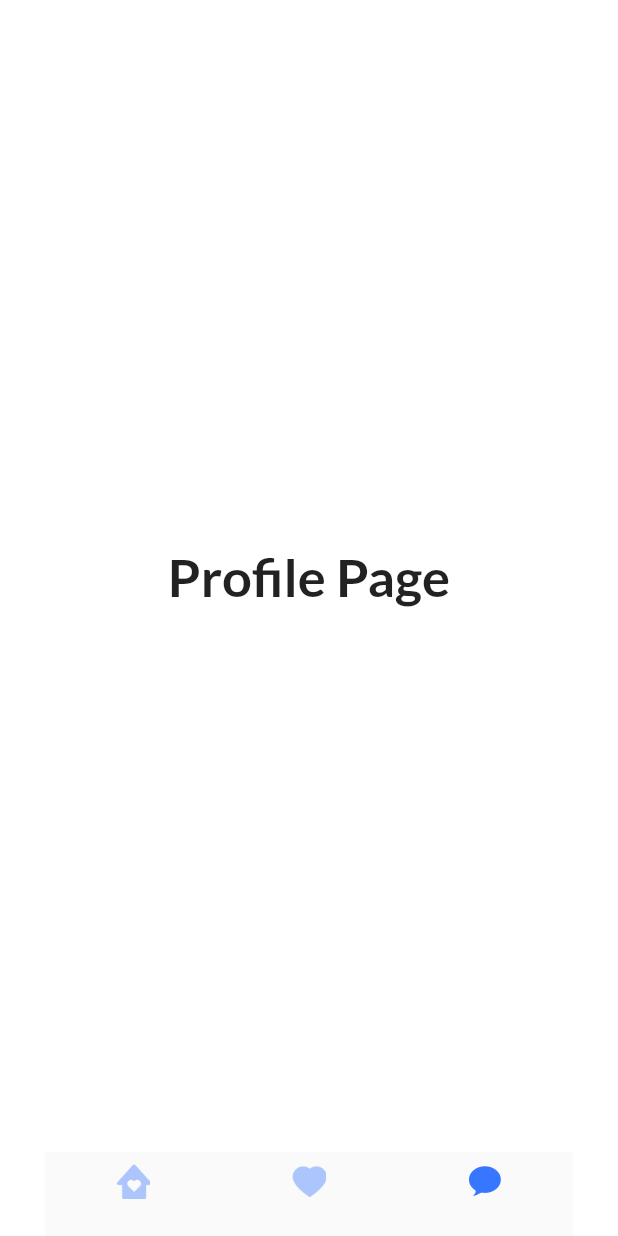
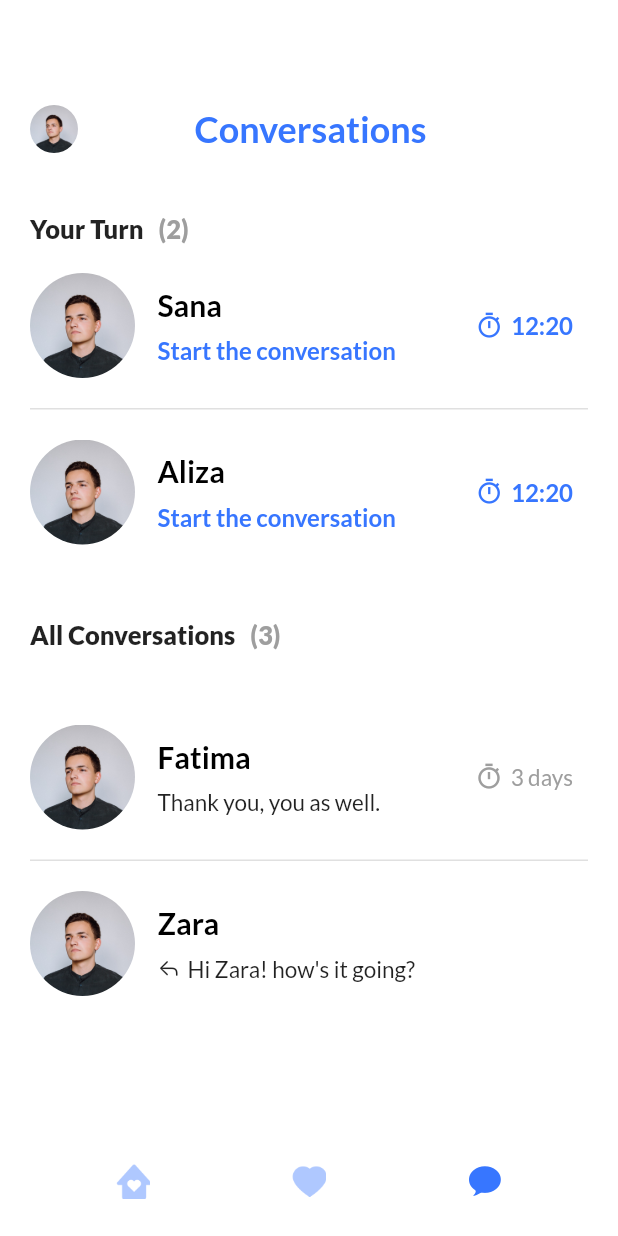
Before and after one commit to numanjaved14/mashallete-dating-app, a Flutter app: the BottomNavigationBarScreen screen opened by its route, item 3 of the bottom bar chosen, on a phone screen of 412 x 824 dp. Run offline on Flutter 3.47's test engine with Material 2 defaults, Android fonts, the phone set to English and light mode, and no system bars; our stand-ins replace blurrycontainer, dotted_border, google_fonts, percent_indicator, pinput; missing offline and left inert: cupertino_range_slider_improved.

Commit message:
chat main screen completed.

```diff
--- a/lib/HomeScreens/bottom_navigation_bar_screen.dart
+++ b/lib/HomeScreens/bottom_navigation_bar_screen.dart
@@ -1,4 +1,5 @@
 import 'package:dating_app/Constants/app_constants.dart';
+import 'package:dating_app/HomeScreens/chat_screen.dart';
 import 'package:flutter/cupertino.dart';
 import 'package:flutter/material.dart';
 
@@ -18,8 +19,7 @@ class _BottomNavigationBarScreenState extends State<BottomNavigationBarScreen> {
     const HomeScreen(),
     const Text('Profile Page',
         style: TextStyle(fontSize: 35, fontWeight: FontWeight.bold)),
-    const Text('Profile Page',
-        style: TextStyle(fontSize: 35, fontWeight: FontWeight.bold)),
+    const ChatScreen(),
   ];
 
   void _onItemTapped(int index) {
@@ -82,6 +82,7 @@ class _BottomNavigationBarScreenState extends State<BottomNavigationBarScreen> {
           ],
           currentIndex: _selectedIndex,
           type: BottomNavigationBarType.fixed,
+          backgroundColor: Colors.white,
           onTap: _onItemTapped,
           elevation: 0,
         ),
--- /dev/null
+++ b/lib/HomeScreens/chat_screen.dart
@@ -0,0 +1,164 @@
+import 'package:dating_app/Constants/app_constants.dart';
+import 'package:dating_app/Utilities/app_utils.dart';
+import 'package:flutter/material.dart';
+
+class ChatScreen extends StatefulWidget {
+  const ChatScreen({Key? key}) : super(key: key);
+
+  @override
+  State<ChatScreen> createState() => _ChatScreenState();
+}
+
+class _ChatScreenState extends State<ChatScreen> {
+  var utils = AppUtils();
+  @override
+  Widget build(BuildContext context) {
+    return Scaffold(
+      backgroundColor: Colors.white,
+      body: SingleChildScrollView(
+        child: Padding(
+          padding: const EdgeInsets.symmetric(horizontal: 20),
+          child: Column(
+            mainAxisAlignment: MainAxisAlignment.start,
+            crossAxisAlignment: CrossAxisAlignment.center,
+            children: [
+              const SizedBox(
+                height: 70,
+              ),
+              Row(
+                mainAxisAlignment: MainAxisAlignment.spaceBetween,
+                children: [
+                  GestureDetector(
+                    onTap: () {
+                      Navigator.pushNamed(context, profileScreenRoute);
+                    },
+                    child: Container(
+                      decoration: const BoxDecoration(
+                          image: DecorationImage(
+                              image: AssetImage(
+                                "assets/boy.png",
+                              ),
+                              fit: BoxFit.cover),
+                          shape: BoxShape.circle),
+                      height: 32,
+                      width: 32,
+                    ),
+                  ),
+                  Row(
+                    mainAxisAlignment: MainAxisAlignment.center,
+                    children: const [
+                      Text(
+                        "Conversations",
+                        style: TextStyle(
+                          fontSize: 24,
+                          fontWeight: FontWeight.w700,
+                          color: blueColor,
+                        ),
+                      ),
+                    ],
+                  ),
+                  Container(
+                    width: 30,
+                  )
+                ],
+              ),
+              const SizedBox(
+                height: 40,
+              ),
+              Align(
+                alignment: Alignment.centerLeft,
+                child: Row(
+                  children: const [
+                    Text(
+                      "Your Turn",
+                      style: TextStyle(
+                        fontSize: 17,
+                        fontWeight: FontWeight.w900,
+                      ),
+                    ),
+                    SizedBox(
+                      width: 10,
+                    ),
+                    Text(
+                      "(2)",
+                      style: TextStyle(
+                          fontSize: 17,
+                          fontWeight: FontWeight.w900,
+                          color: Colors.grey),
+                    ),
+                  ],
+                ),
+              ),
+              const SizedBox(
+                height: 20,
+              ),
+              utils.newChatWidget(
+                  image: "assets/boy.png",
+                  lastMessage: "Start the conversation",
+                  senderName: "Sana",
+                  time: "12:20"),
+              utils.line(width: double.infinity),
+              const SizedBox(
+                height: 20,
+              ),
+              utils.newChatWidget(
+                  image: "assets/boy.png",
+                  lastMessage: "Start the conversation",
+                  senderName: "Aliza",
+                  time: "12:20"),
+              const SizedBox(
+                height: 30,
+              ),
+              Align(
+                alignment: Alignment.centerLeft,
+                child: Row(
+                  children: const [
+                    Text(
+                      "All Conversations",
+                      style: TextStyle(
+                        fontSize: 17,
+                        fontWeight: FontWeight.w900,
+                      ),
+                    ),
+                    SizedBox(
+                      width: 10,
+                    ),
+                    Text(
+                      "(3)",
+                      style: TextStyle(
+                          fontSize: 17,
+                          fontWeight: FontWeight.w900,
+                          color: Colors.grey),
+                    ),
+                  ],
+                ),
+              ),
+              const SizedBox(
+                height: 50,
+              ),
+              utils.oldChatWidget(
+                  image: "assets/boy.png",
+                  lastMessage: "Thank you, you as well.",
+                  senderName: "Fatima",
+                  sent: false,
+                  time: "3 days"),
+              utils.line(width: double.infinity),
+              const SizedBox(
+                height: 20,
+              ),
+              utils.oldChatWidget(
+                  image: "assets/boy.png",
+                  lastMessage: "Hi Zara! how's it going?",
+                  senderName: "Zara",
+                  sent: true,
+                  time: ""),
+              const SizedBox(
+                height: 20,
+              ),
+            ],
+          ),
+        ),
+      ),
+    );
+  }
+}
--- a/lib/ProfileScreens/privacy_screen.dart
+++ b/lib/ProfileScreens/privacy_screen.dart
@@ -11,6 +11,11 @@ class PrivacyScreen extends StatefulWidget {
 class _PrivacyScreenState extends State<PrivacyScreen> {
   var utils = AppUtils();
   var val1 = false;
+  var val2 = false;
+  var val3 = false;
+  var val4 = false;
+  var val5 = false;
+  var val6 = false;
   @override
   Widget build(BuildContext context) {
     return Scaffold(
@@ -59,42 +64,42 @@ class _PrivacyScreenState extends State<PrivacyScreen> {
             utils.privacyWidget(
                 text2: "You'll see message content in notifications.",
                 text1: "Show Message Preview",
-                value: val1,
+                value: val2,
                 onChanged: (value) {
-                  val1 = value;
+                  val2 = value;
                   setState(() {});
                 }),
             utils.privacyWidget(
                 text2: "You will only be shown to people you like.",
                 text1: "Stealth Mode",
-                value: val1,
+                value: val3,
                 onChanged: (value) {
-                  val1 = value;
+                  val3 = value;
                   setState(() {});
                 }),
             utils.privacyWidget(
                 text2: "Prevent others from seeing if you're online.",
                 text1: "Hide Online Status",
-                value: val1,
+                value: val4,
                 onChanged: (value) {
-                  val1 = value;
+                  val4 = value;
                   setState(() {});
                 }),
             utils.privacyWidget(
                 text2: "Hide your location on your profile.",
                 text1: "Hide Location",
-                value: val1,
+                value: val5,
                 onChanged: (value) {
-                  val1 = value;
+                  val5 = value;
                   setState(() {});
                 }),
             utils.privacyWidget(
                 text2:
                     "You will only be shown to people who are \nwithin your set preference parameters.",
                 text1: "Visibility",
-                value: val1,
+                value: val6,
                 onChanged: (value) {
-                  val1 = value;
+                  val6 = value;
                   setState(() {});
                 }),
           ],
--- a/lib/Utilities/app_utils.dart
+++ b/lib/Utilities/app_utils.dart
@@ -957,4 +957,139 @@ class AppUtils {
       ),
     );
   }
+
+  newChatWidget({image, senderName, lastMessage, time}) {
+    return Container(
+      width: double.infinity,
+      height: 70,
+      margin: const EdgeInsets.only(bottom: 20),
+      child: Row(
+        children: [
+          Container(
+            width: 70,
+            height: 70,
+            decoration: BoxDecoration(
+                shape: BoxShape.circle,
+                image: DecorationImage(
+                    image: AssetImage(image), fit: BoxFit.cover)),
+          ),
+          const SizedBox(
+            width: 15,
+          ),
+          Expanded(
+            child: Column(
+              mainAxisAlignment: MainAxisAlignment.spaceEvenly,
+              crossAxisAlignment: CrossAxisAlignment.start,
+              children: [
+                Text(
+                  senderName,
+                  style: mediumHeadingTextStyle(color: Colors.black),
+                ),
+                Text(
+                  lastMessage,
+                  maxLines: 1,
+                  overflow: TextOverflow.ellipsis,
+                  style: smallHeadingTextStyle(color: blueColor),
+                ),
+              ],
+            ),
+          ),
+          Row(
+            children: [
+              const Icon(
+                Icons.timer_sharp,
+                color: blueColor,
+                size: 19,
+              ),
+              const SizedBox(
+                width: 5,
+              ),
+              Text(
+                time,
+                style: smallHeadingTextStyle(color: blueColor),
+              ),
+            ],
+          ),
+          SizedBox(
+            width: 10,
+          )
+        ],
+      ),
+    );
+  }
+
+  oldChatWidget({image, senderName, lastMessage, time, sent}) {
+    return Container(
+      width: double.infinity,
+      height: 70,
+      margin: const EdgeInsets.only(bottom: 20),
+      child: Row(
+        children: [
+          Container(
+            width: 70,
+            height: 70,
+            decoration: BoxDecoration(
+                shape: BoxShape.circle,
+                image: DecorationImage(
+                    image: AssetImage(image), fit: BoxFit.cover)),
+          ),
+          const SizedBox(
+            width: 15,
+          ),
+          Expanded(
+            child: Column(
+              mainAxisAlignment: MainAxisAlignment.spaceEvenly,
+              crossAxisAlignment: CrossAxisAlignment.start,
+              children: [
+                Text(
+                  senderName,
+                  style: mediumHeadingTextStyle(color: Colors.black),
+                ),
+                Row(
+                  children: [
+                    sent == true
+                        ? const Icon(
+                            CupertinoIcons.arrow_turn_up_left,
+                            size: 15,
+                          )
+                        : Container(),
+                    SizedBox(
+                      width: sent == true ? 5 : 0,
+                    ),
+                    Text(
+                      lastMessage,
+                      maxLines: 1,
+                      overflow: TextOverflow.ellipsis,
+                      style: smallTitleTextStyle(),
+                    ),
+                  ],
+                ),
+              ],
+            ),
+          ),
+          sent == true
+              ? Container()
+              : Row(
+                  children: [
+                    const Icon(
+                      Icons.timer_sharp,
+                      color: Colors.grey,
+                      size: 19,
+                    ),
+                    SizedBox(
+                      width: 5,
+                    ),
+                    Text(
+                      time,
+                      style: smallTitleTextStyle(color: Colors.grey),
+                    ),
+                  ],
+                ),
+          SizedBox(
+            width: 10,
+          ),
+        ],
+      ),
+    );
+  }
 }
```
